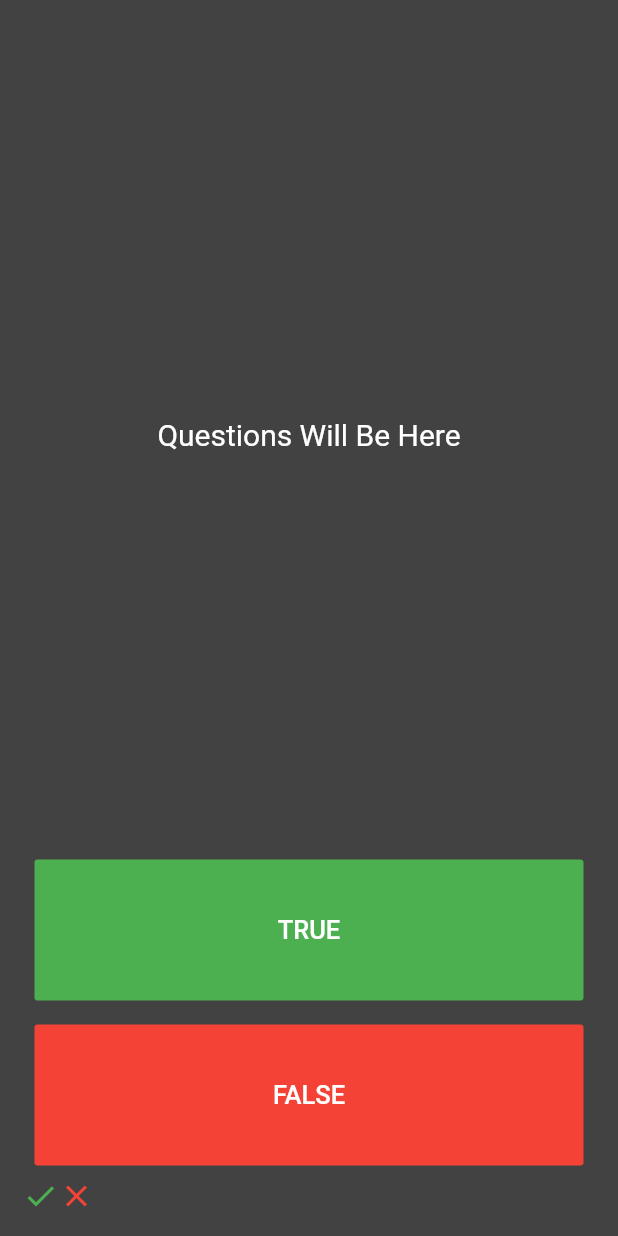
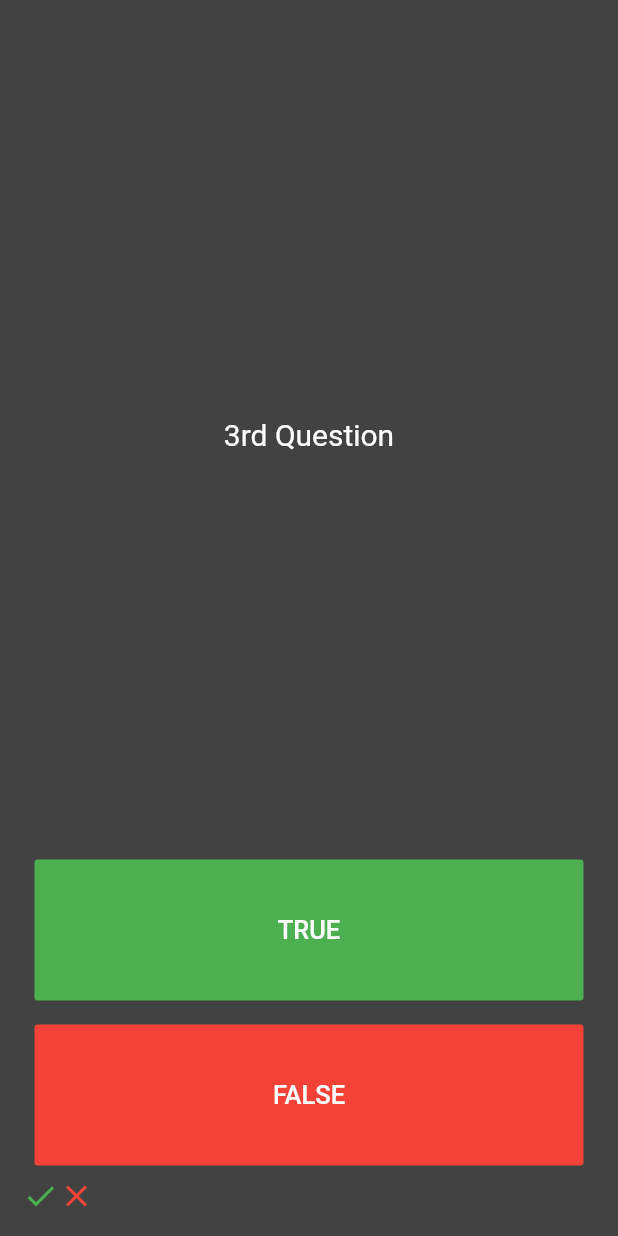
Before and after one commit to Siddharth-rajput2201/TrueFalse, a Flutter app: the screen it shows after launch, after a tap on "TRUE", after a tap on "FALSE", on a phone screen of 412 x 824 dp. Run offline on Flutter 3.47's test engine with Material 2 defaults, Android fonts, the phone set to English and light mode, and no system bars.

Commit message:
add question change

```diff
--- a/lib/main.dart
+++ b/lib/main.dart
@@ -31,6 +31,21 @@ class _QuizPageState extends State<QuizPage> {
 
   List<Widget> ticks = [];
 
+  List<String> questions = [
+    '1st Question ',
+    '2nd Question ',
+    '3rd Question ',
+  ];
+
+  int questionnum = 0;
+
+  void questioncounter()
+  {
+    setState(() {
+      questionnum = questionnum + 1;
+    });
+  }
+
   @override
   Widget build(BuildContext context) {
     return Padding(
@@ -43,7 +58,7 @@ class _QuizPageState extends State<QuizPage> {
             flex: 5,
             child: Center(
                 child: Text(
-              "Questions Will Be Here ",
+              questions[questionnum],
                   textAlign: TextAlign.center,
               style: TextStyle(color: Colors.white, fontSize: 20),
             )),
@@ -53,6 +68,7 @@ class _QuizPageState extends State<QuizPage> {
             padding: const EdgeInsets.all(8.0),
             child: FlatButton(
               onPressed: (){
+                questioncounter();
                 setState(() {
                   ticks.add(Icon(Icons.check , color: Colors.green,));
                 });
@@ -67,6 +83,7 @@ class _QuizPageState extends State<QuizPage> {
             padding: const EdgeInsets.all(8.0),
             child: FlatButton(
               onPressed: (){
+                questioncounter();
                 setState(() {
                   ticks.add(Icon(Icons.close , color: Colors.red,));
                 });
```
